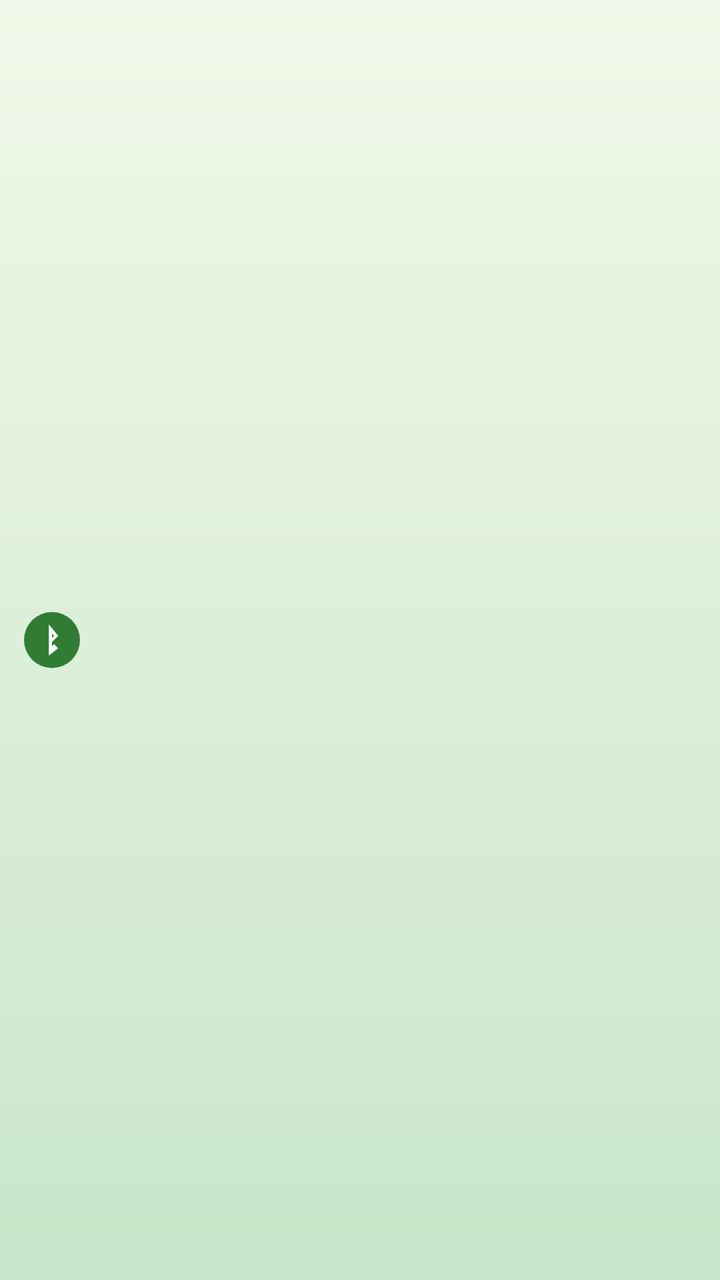
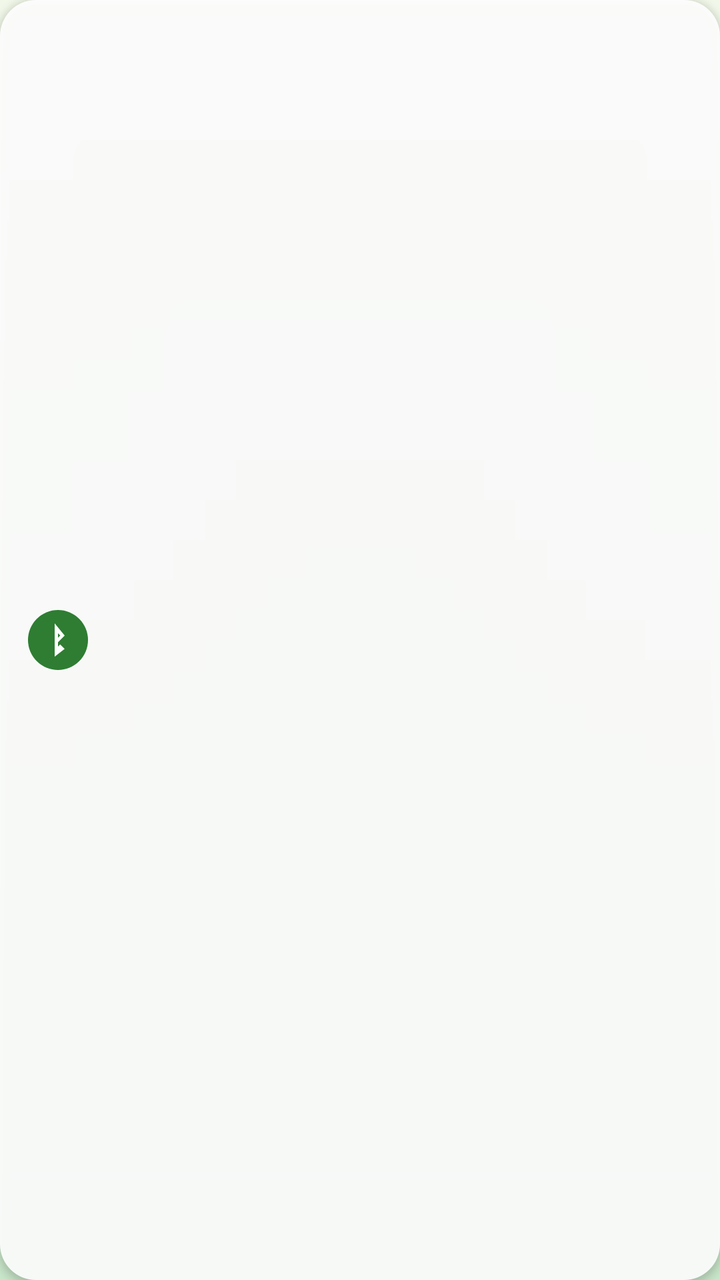

Compare the two renders of this Android layout. The source of the first and the diff that turns it into the second are given below.
<!-- AndroidManifest.xml: application theme Theme.BlueLink -->
<!-- res/layout/item_device.xml -->
<?xml version="1.0" encoding="utf-8"?>
<LinearLayout xmlns:android="http://schemas.android.com/apk/res/android"
    android:layout_width="match_parent"
    android:layout_height="wrap_content"
    android:orientation="horizontal"
    android:gravity="center_vertical"
    android:background="?attr/selectableItemBackground"
    android:padding="12dp">

    <ImageView
        android:id="@+id/iconDevice"
        android:layout_width="28dp"
        android:layout_height="28dp"
        android:src="@drawable/ic_launcher"
        android:contentDescription="@null" />

    <LinearLayout
        android:layout_width="0dp"
        android:layout_height="wrap_content"
        android:layout_weight="1"
        android:layout_marginStart="12dp"
        android:orientation="vertical">

        <TextView
            android:id="@+id/textDeviceName"
            android:layout_width="match_parent"
            android:layout_height="wrap_content"
            android:textSize="16sp"
            android:textStyle="bold"
            android:textColor="@color/text_dark" />

        <TextView
            android:id="@+id/textDeviceAddress"
            android:layout_width="match_parent"
            android:layout_height="wrap_content"
            android:textSize="12sp"
            android:textColor="#757575" />
    </LinearLayout>

    <TextView
        android:id="@+id/textBadge"
        android:layout_width="wrap_content"
        android:layout_height="wrap_content"
        android:textSize="18sp" />

</LinearLayout>
<!-- resources referenced by this layout -->
<resources>
  <color name="text_dark">#212121</color>
  <!-- drawable ic_launcher (drawable) -->
  <?xml version="1.0" encoding="utf-8"?>
  <vector xmlns:android="http://schemas.android.com/apk/res/android"
      android:width="108dp"
      android:height="108dp"
      android:viewportWidth="108"
      android:viewportHeight="108">
      <path
          android:fillColor="#2E7D32"
          android:pathData="M54,54m-54,0a54,54 0,1 1,108 0a54,54 0,1 1,-108 0" />
      <path
          android:fillColor="#FFFFFF"
          android:pathData="M48,24 L48,84 L66,70 L54,58 L66,46 L48,24 Z M54,42 L58,46 L54,50 Z M54,58 L58,62 L54,66 Z" />
  </vector>
  <style name="Theme.BlueLink" parent="Theme.MaterialComponents.DayNight.NoActionBar">
          <item name="colorPrimary">@color/blue_primary</item>
          <item name="colorPrimaryDark">@color/blue_dark</item>
          <item name="colorAccent">@color/accent</item>
          <item name="android:windowBackground">@drawable/bg_gradient</item>
          <item name="materialButtonStyle">@style/Widget.BlueLink.Button</item>
      </style>
  <color name="blue_primary">#2E7D32</color>
  <color name="blue_dark">#1B5E20</color>
  <color name="accent">#66BB6A</color>
  <!-- drawable bg_gradient (drawable) -->
  <?xml version="1.0" encoding="utf-8"?>
  <shape xmlns:android="http://schemas.android.com/apk/res/android"
      android:shape="rectangle">
      <gradient
          android:angle="90"
          android:startColor="@color/gradient_start"
          android:endColor="@color/gradient_end"
          android:type="linear" />
  </shape>
  <style name="Widget.BlueLink.Button" parent="Widget.MaterialComponents.Button">
          <item name="cornerRadius">18dp</item>
          <item name="android:textAllCaps">false</item>
          <item name="android:letterSpacing">0</item>
          <item name="android:paddingTop">14dp</item>
          <item name="android:paddingBottom">14dp</item>
          <item name="elevation">3dp</item>
      </style>
  <color name="gradient_start">#C8E6C9</color>
  <color name="gradient_end">#F1F8E9</color>
</resources>

<!-- the commit's change to res/layout/item_device.xml (unified diff, before → after) -->
@@ -4,13 +4,15 @@
     android:layout_height="wrap_content"
     android:orientation="horizontal"
     android:gravity="center_vertical"
-    android:background="?attr/selectableItemBackground"
-    android:padding="12dp">
+    android:background="@drawable/bg_card"
+    android:elevation="2dp"
+    android:layout_marginBottom="10dp"
+    android:padding="14dp">
 
     <ImageView
         android:id="@+id/iconDevice"
-        android:layout_width="28dp"
-        android:layout_height="28dp"
+        android:layout_width="30dp"
+        android:layout_height="30dp"
         android:src="@drawable/ic_launcher"
         android:contentDescription="@null" />
 
@@ -18,7 +20,7 @@
         android:layout_width="0dp"
         android:layout_height="wrap_content"
         android:layout_weight="1"
-        android:layout_marginStart="12dp"
+        android:layout_marginStart="14dp"
         android:orientation="vertical">
 
         <TextView
<!-- resource entries referenced after the edit -->
@@ -1,6 +1,12 @@
 <!-- resources referenced by this layout -->
 <resources>
   <color name="text_dark">#212121</color>
+  <!-- drawable bg_card (drawable) -->
+  <?xml version="1.0" encoding="utf-8"?>
+  <shape xmlns:android="http://schemas.android.com/apk/res/android">
+      <solid android:color="@color/card_translucent" />
+      <corners android:radius="18dp" />
+  </shape>
   <!-- drawable ic_launcher (drawable) -->
   <?xml version="1.0" encoding="utf-8"?>
   <vector xmlns:android="http://schemas.android.com/apk/res/android"
@@ -22,6 +28,7 @@
           <item name="android:windowBackground">@drawable/bg_gradient</item>
           <item name="materialButtonStyle">@style/Widget.BlueLink.Button</item>
       </style>
+  <color name="card_translucent">#E6FFFFFF</color>
   <color name="blue_primary">#2E7D32</color>
   <color name="blue_dark">#1B5E20</color>
   <color name="accent">#66BB6A</color>
